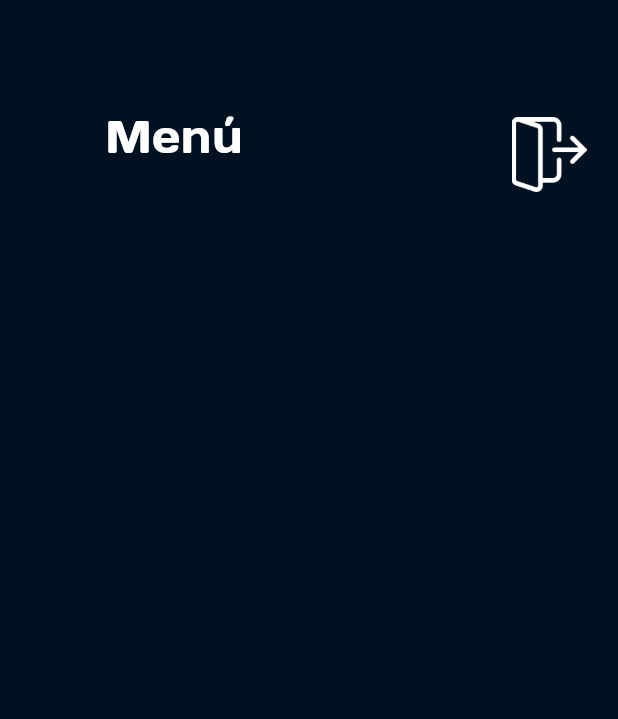
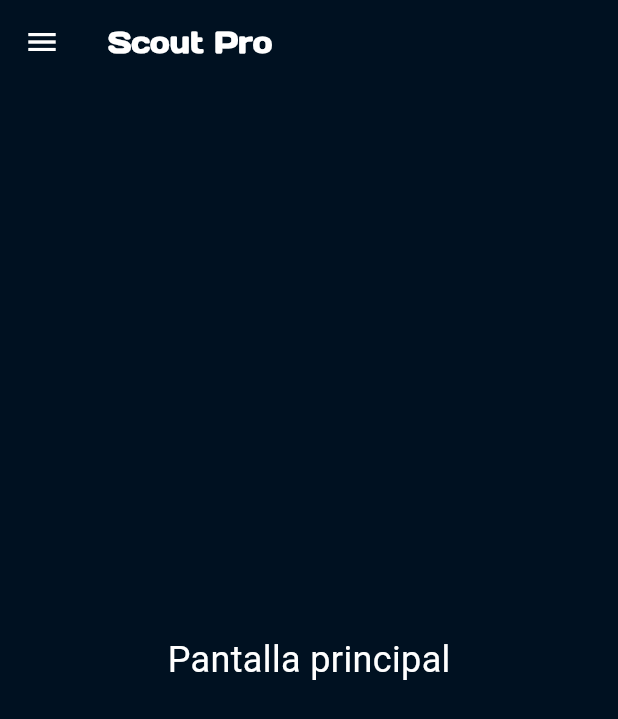
Before and after one commit to iSaveeh/ProjecScoutPro, a Flutter app: the MenuScreen screen opened directly, on a phone screen of 412 x 824 dp. Shown: the top 719 px of the screen. Run offline on Flutter 3.47's test engine with Material 3 defaults, Android fonts, the phone set to English and light mode, and no system bars.

Commit message:
Avance 14/05

```diff
--- a/lib/Screens/Menu.dart
+++ b/lib/Screens/Menu.dart
@@ -1,51 +1,167 @@
 import 'package:flutter/material.dart';
-import 'Home.dart';
 
 class MenuScreen extends StatefulWidget {
   @override
-  _MenuScreenState createState() => _MenuScreenState();
+  State<MenuScreen> createState() => _MenuScreenState();
 }
 
 class _MenuScreenState extends State<MenuScreen> {
+  bool showMenu = false;
+
+  void toggleMenu() {
+    setState(() {
+      showMenu = !showMenu;
+    });
+  }
+
   @override
   Widget build(BuildContext context) {
     return Scaffold(
       backgroundColor: Color(0xFF001121),
+      appBar: AppBar(
+        title: Text('Scout Pro'),
+        titleTextStyle: TextStyle(
+          fontSize: 20,
+          fontWeight: FontWeight.bold,
+          fontFamily: 'Days One',
+          color: Colors.white,
+        ),
+        backgroundColor: const Color(0xFF001121),
+        leading: IconButton(
+          icon: Icon(Icons.menu),
+          color: Colors.white,
+          onPressed: toggleMenu,
+        ),
+      ),
       body: Stack(
         children: [
+          // Main content
+          Center(
+            child: Text(
+              'Pantalla principal',
+              style: TextStyle(fontSize: 24, color: Colors.white),
+            ),
+          ),
 
-          // ==== Button Log Out ====
+          // Menú lateral desde la izquierda
+          AnimatedPositioned(
+            duration: Duration(milliseconds: 300),
+            left: showMenu ? 0 : -250,
+            top: 0,
+            bottom: 0,
+            child: Container(
+              width: 210,
+              color: const Color(0xFFA3C9D9),
+              child: Stack(
+                children: [
+                  // Imagen de perfil
+                  Positioned(
+                    top: 70,
+                    left: 0,
+                    right: 10,
+                    child: GestureDetector(
+                      onTap: () {
+                        // Acción al tocar la imagen
+                      },
+                      child: CircleAvatar(
+                        radius: 70,
+                      ),
+                    ),
+                  ),
+
+                  // Menú de botones
+                  Positioned(
+                    top: 270,
+                    left: 0,
+                    right: 5,
+                    child: TextButton(
+                      onPressed: () {
+                        // Acción al tocar el botón
+                      },
+                      child: Text(
+                        'Mi perfil',
+                        style: TextStyle(
+                          fontSize: 25,
+                          color: Colors.black,
+                          fontFamily: 'Carme',
+                          fontWeight: FontWeight.bold,
+                        ),
+                      ),
+                    ),
+                  ),
 
                   Positioned(
-            top: 70,
-            left: 320,
-            right: 0,
-            child: IconButton(
-              onPressed: (
-                // action
-              ){},
-              icon: Image.asset('assets/images/cerrarsesion.png', width: 50, height: 50,)),
+                    top: 370,
+                    left: 0,
+                    right: 5,
+                    child: TextButton(
+                      onPressed: () {
+                        // Acción al tocar el botón
+                      },
+                      child: Text(
+                        'Añadir Jugador',
+                        style: TextStyle(
+                          fontSize: 25,
+                          color: Colors.black,
+                          fontFamily: 'Carme',
+                          fontWeight: FontWeight.bold
+                        ),
+                      ),
+                    ),
                   ),
 
+                  Positioned(
+                    top: 470,
+                    left: 0,
+                    right: 5,
+                    child: TextButton(
+                      onPressed: () {
+                        // Acción al tocar el botón
+                      },
+                      child: Text(
+                        'Ver Historial',
+                        style: TextStyle(
+                          fontSize: 25,
+                          color: Colors.black,
+                          fontFamily: 'Carme',
+                          fontWeight: FontWeight.bold
+                        ),
+                      ),
+                    ),
+                  ),
 
                   Positioned(
-              top: 70,
-              left: 70,
-              right: 70,
+                    top: 570,
+                    left: 0,
+                    right: 5,
+                    child: TextButton(
+                      onPressed: () {
+                        // Acción al tocar el botón
+                      },
                       child: Text(
-                'Menú',
+                        'Cerrar Sesion',
                         style: TextStyle(
-                  color: Colors.white,
-                  fontSize: 30,
-                  fontFamily: 'Days One',
+                          fontSize: 25,
+                          color: Colors.black,
+                          fontFamily: 'Carme',
+                          fontWeight: FontWeight.bold
                         ),
-              ), // Add a placeholder widget or your desired child widget here
-            )
-                ],
+                      ),
+                    ),
+                  ),
 
 
 
 
+
+
+
+
+                ],
+              ),
+            ),
+          ),
+        ],
       ),
     );
   }
--- a/lib/main.dart
+++ b/lib/main.dart
@@ -10,7 +10,7 @@ class MyApp extends StatelessWidget {
     return MaterialApp(
       debugShowCheckedModeBanner: false,
       title: 'Scout Pro',
-      home: MenuScreen(), // Aquí llamamos a la pantalla de carga
+      home: SplashScreen(), // Aquí llamamos a la pantalla de carga
     );
   }
 }
```
Lines whose indentation alone changed are shown as unchanged.
